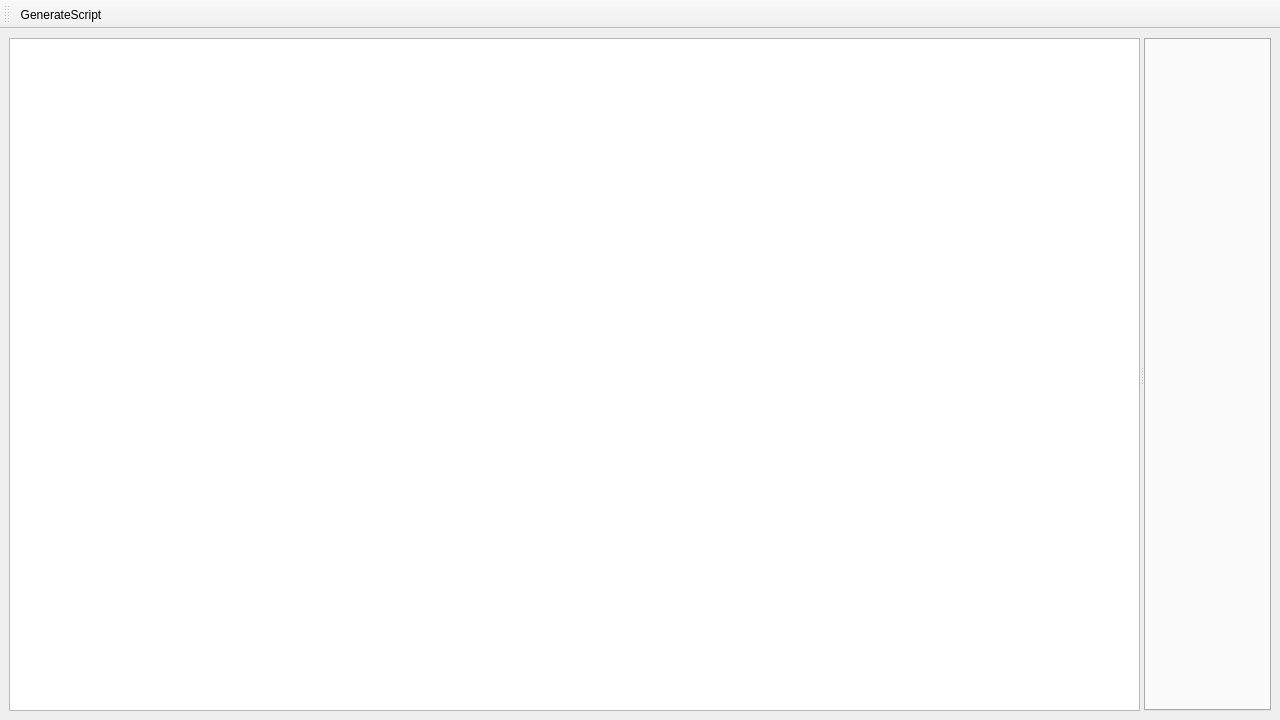
stijnherfst/HiveWE, file Menus/TriggerEditor.ui: the form before one commit.
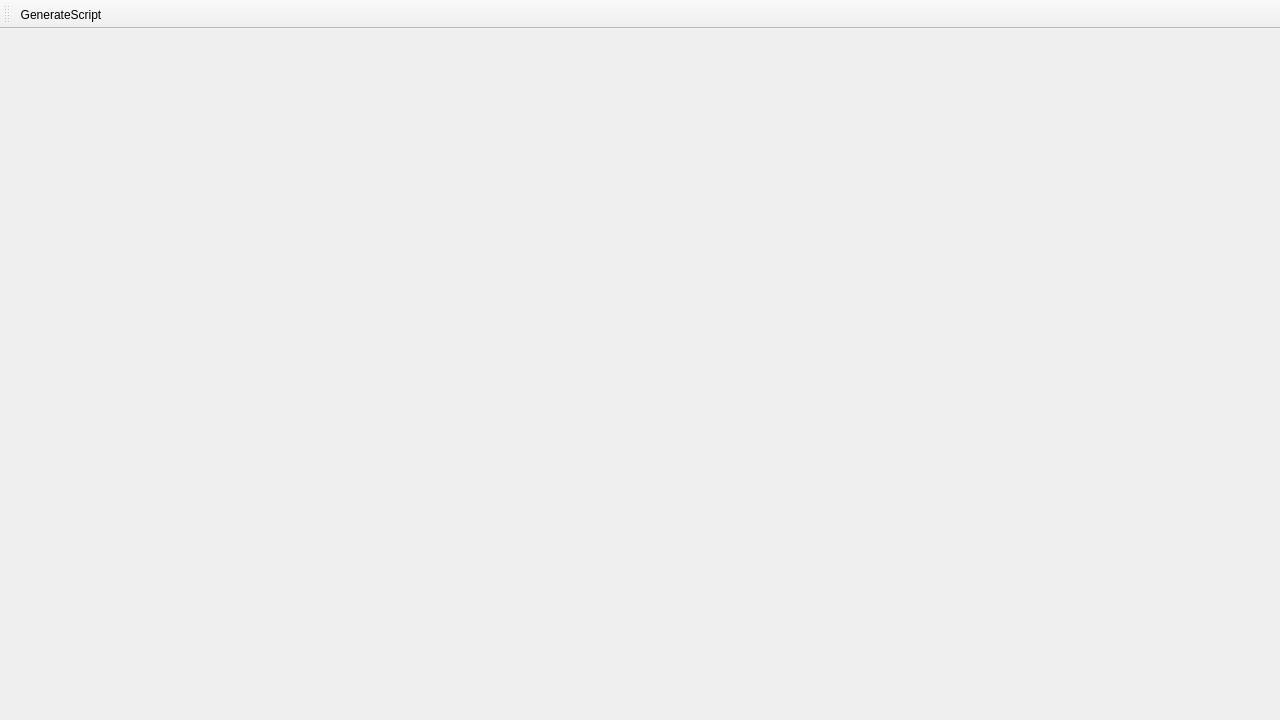
The form after the commit. Icons and pictures are not drawn.

Commit message: new trigger editor dock system

Diff of the .ui file:
```diff
--- a/Menus/TriggerEditor.ui
+++ b/Menus/TriggerEditor.ui
@@ -13,59 +13,7 @@
   <property name="windowTitle">
    <string>Trigger Editor</string>
   </property>
-  <widget class="QWidget" name="centralwidget">
-   <layout class="QHBoxLayout" name="horizontalLayout">
-    <item>
-     <widget class="QSplitter" name="splitter">
-      <property name="frameShadow">
-       <enum>QFrame::Plain</enum>
-      </property>
-      <property name="orientation">
-       <enum>Qt::Horizontal</enum>
-      </property>
-      <property name="opaqueResize">
-       <bool>true</bool>
-      </property>
-      <property name="childrenCollapsible">
-       <bool>false</bool>
-      </property>
-      <widget class="QTreeWidget" name="explorer">
-       <property name="sizePolicy">
-        <sizepolicy hsizetype="Expanding" vsizetype="Expanding">
-         <horstretch>0</horstretch>
-         <verstretch>0</verstretch>
-        </sizepolicy>
-       </property>
-       <property name="uniformRowHeights">
-        <bool>true</bool>
-       </property>
-       <property name="headerHidden">
-        <bool>true</bool>
-       </property>
-       <attribute name="headerVisible">
-        <bool>false</bool>
-       </attribute>
-       <column>
-        <property name="text">
-         <string>New Column</string>
-        </property>
-       </column>
-      </widget>
-      <widget class="QTabWidget" name="editor">
-       <property name="currentIndex">
-        <number>-1</number>
-       </property>
-       <property name="tabsClosable">
-        <bool>true</bool>
-       </property>
-       <property name="movable">
-        <bool>true</bool>
-       </property>
-      </widget>
-     </widget>
-    </item>
-   </layout>
-  </widget>
+  <widget class="QWidget" name="centralwidget"/>
   <widget class="QToolBar" name="toolBar">
    <property name="windowTitle">
     <string>toolBar</string>
```
The commit also changes 5 other files.
